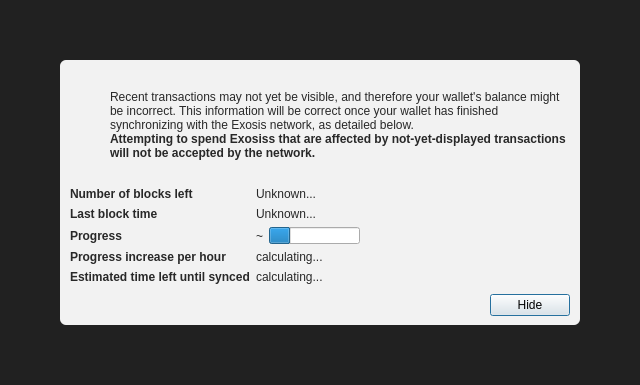
Old version of the form src/qt/forms/modaloverlay.ui in the repository exosiscrypto/exosis.
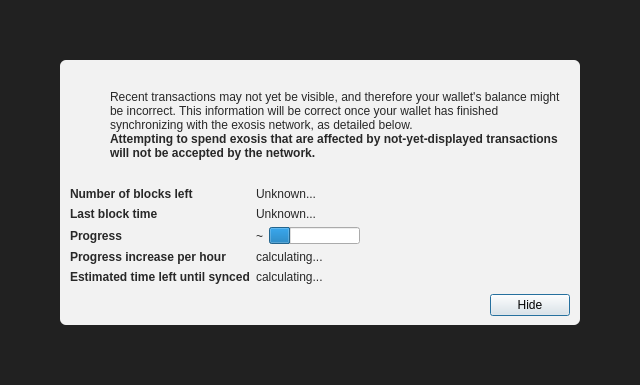
New version of the form. Icons and pictures are not drawn. Custom widgets are drawn as their Qt base class.

Commit message: Exosis Core 0.18.18.1 release

```diff
--- a/src/qt/forms/modaloverlay.ui
+++ b/src/qt/forms/modaloverlay.ui
@@ -130,7 +130,7 @@
              <item>
               <widget class="QLabel" name="infoText">
                <property name="text">
-                <string>Recent transactions may not yet be visible, and therefore your wallet's balance might be incorrect. This information will be correct once your wallet has finished synchronizing with the Exosis network, as detailed below.</string>
+                <string>Recent transactions may not yet be visible, and therefore your wallet's balance might be incorrect. This information will be correct once your wallet has finished synchronizing with the exosis network, as detailed below.</string>
                </property>
                <property name="textFormat">
                 <enum>Qt::RichText</enum>
@@ -149,7 +149,7 @@
                 </font>
                </property>
                <property name="text">
-                <string>Attempting to spend Exosiss that are affected by not-yet-displayed transactions will not be accepted by the network.</string>
+                <string>Attempting to spend exosis that are affected by not-yet-displayed transactions will not be accepted by the network.</string>
                </property>
                <property name="textFormat">
                 <enum>Qt::RichText</enum>
```
The commit also changes 1263 other files.
